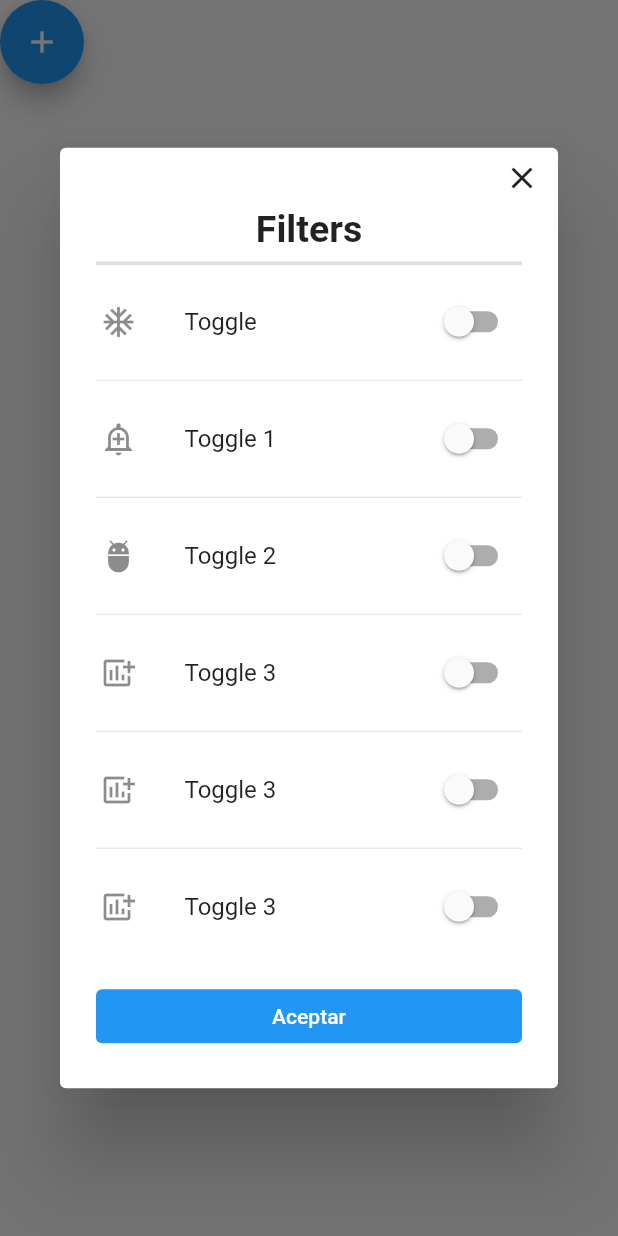
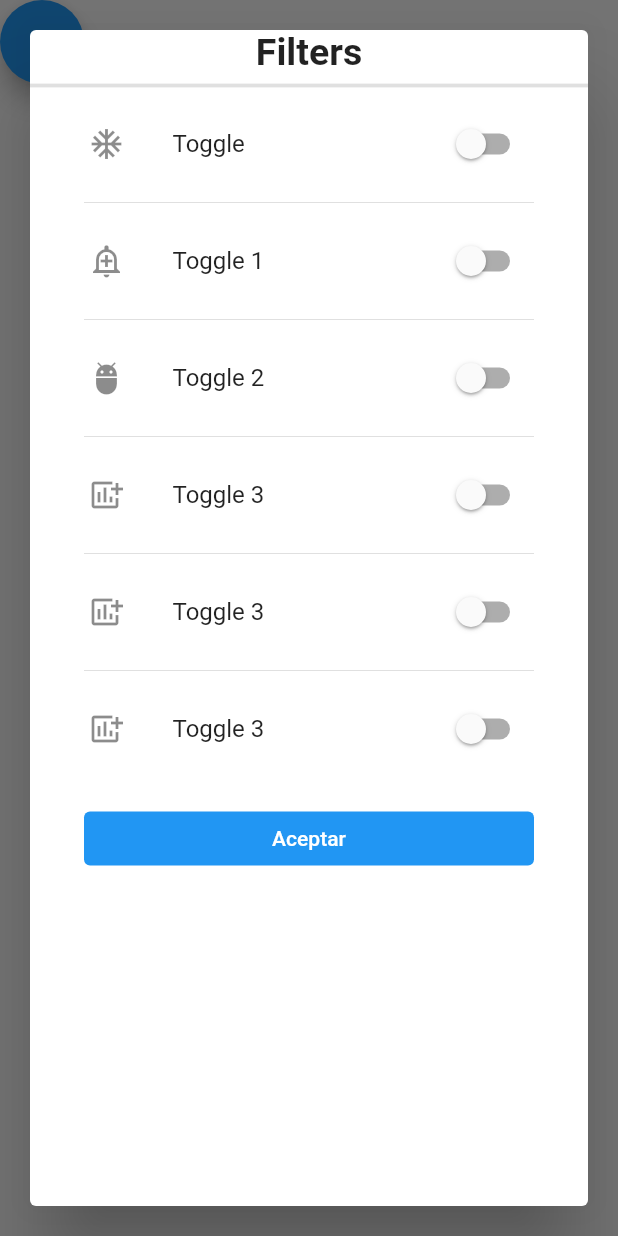
Before and after one commit to MaxiSoriano70/2doWidgetGrupo1, a Flutter app: the screen it shows after launch, after a tap on the "add" icon, on a phone screen of 412 x 824 dp. Run offline on Flutter 3.47's test engine with Material 2 defaults, Android fonts, the phone set to English and light mode, and no system bars.

Commit message:
Update filter_component.dart

```diff
--- a/lib/src/ui/pagecomponent/filter_component.dart
+++ b/lib/src/ui/pagecomponent/filter_component.dart
@@ -22,17 +22,18 @@ class _FilterComponentState extends State<FilterComponent> {
             showDialog(
                 context: context,
                 builder: (BuildContext context) {
-                  return AlertDialog(
-                    icon: const SizedBox(
-                        height: 20,
-                        width: 20,
-                        child: Align(
-                            alignment: Alignment.topRight,
-                            child: CloseButton())),
-                    iconPadding: EdgeInsets.zero,
-                    buttonPadding: EdgeInsets.zero,
-                    scrollable: true,
-                    content: Column(
+                  return Dialog(
+                    insetPadding: EdgeInsets.all(20),
+                    // icon: const SizedBox(
+                    //     height: 20,
+                    //     width: 20,
+                    //     child: Align(
+                    //         alignment: Alignment.topRight,
+                    //         child: CloseButton())),
+                    // iconPadding: EdgeInsets.zero,
+                    // buttonPadding: EdgeInsets.zero,
+                    // scrollable: true,
+                    child: Column(
                       children: [
                         _header(),
                         const Divider(
@@ -58,8 +59,10 @@ class _FilterComponentState extends State<FilterComponent> {
     return Center(
       child: Column(
         children: <Widget>[
-          AlertDialog(
-              content: Container(
+          Dialog(
+              shape: const RoundedRectangleBorder(
+                  borderRadius: BorderRadius.all(Radius.circular(15.0))),
+              child: Container(
                 height: 150,
                 width: 75,
                 child: SingleChildScrollView(
@@ -113,9 +116,7 @@ class _FilterComponentState extends State<FilterComponent> {
                     )
                   ]),
                 ),
-              ),
-              shape: const RoundedRectangleBorder(
-                  borderRadius: BorderRadius.all(Radius.circular(15.0))))
+              ))
         ],
       ),
     );
```
